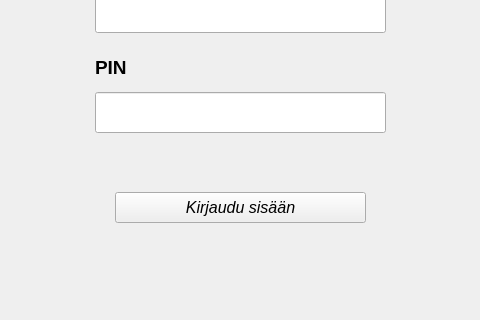
This is bankautomat/mainwindow.ui in tvt21kmo-bank-project/group_1 as Qt 5 draws it before an edit; both pictures show x 85 to 565 and y 225 to 545 of the 671 by 545 pixel window. The edited form follows.
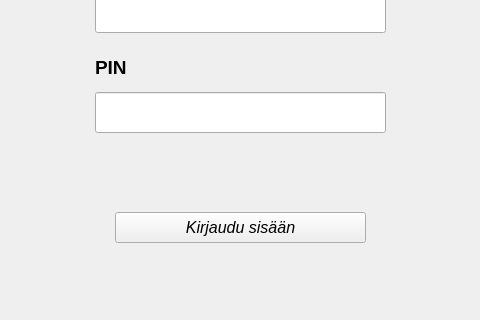
This is the edited form.

Patch:
```diff
--- a/bankautomat/mainwindow.ui
+++ b/bankautomat/mainwindow.ui
@@ -72,7 +72,7 @@
     <property name="geometry">
      <rect>
       <x>200</x>
-      <y>400</y>
+      <y>420</y>
       <width>251</width>
       <height>31</height>
      </rect>
@@ -127,6 +127,25 @@
      <string>PIN</string>
     </property>
    </widget>
+   <widget class="QLabel" name="txtKertoja">
+    <property name="geometry">
+     <rect>
+      <x>200</x>
+      <y>370</y>
+      <width>251</width>
+      <height>31</height>
+     </rect>
+    </property>
+    <property name="font">
+     <font>
+      <pointsize>12</pointsize>
+      <underline>true</underline>
+     </font>
+    </property>
+    <property name="text">
+     <string/>
+    </property>
+   </widget>
   </widget>
   <widget class="QMenuBar" name="menuBar">
    <property name="geometry">
```
